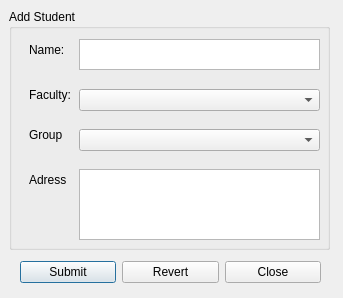
Before: the Qt Designer form addstudentdialog.ui in N45ING/CWDB, drawn with Qt 5.
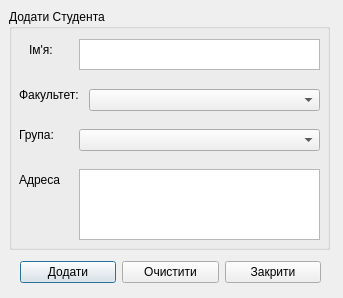
After: the same form once the commit is applied.

Diff of the .ui file:
```diff
--- a/addstudentdialog.ui
+++ b/addstudentdialog.ui
@@ -23,7 +23,7 @@
     </rect>
    </property>
    <property name="title">
-    <string>Add Student</string>
+    <string>Додати Студента</string>
    </property>
    <widget class="QTextEdit" name="nameEdit">
     <property name="geometry">
@@ -55,28 +55,28 @@
      </rect>
     </property>
     <property name="text">
-     <string>Name:</string>
+     <string>Ім'я:</string>
     </property>
    </widget>
    <widget class="QLabel" name="facultyLabel">
     <property name="geometry">
      <rect>
-      <x>20</x>
+      <x>10</x>
       <y>70</y>
-      <width>51</width>
+      <width>61</width>
       <height>31</height>
      </rect>
     </property>
     <property name="text">
-     <string>Faculty:</string>
+     <string>Факультет:</string>
     </property>
    </widget>
    <widget class="QComboBox" name="facultyEdit">
     <property name="geometry">
      <rect>
-      <x>70</x>
+      <x>80</x>
       <y>80</y>
-      <width>241</width>
+      <width>231</width>
       <height>22</height>
      </rect>
     </property>
@@ -84,14 +84,14 @@
    <widget class="QLabel" name="groupLabel">
     <property name="geometry">
      <rect>
-      <x>20</x>
+      <x>10</x>
       <y>110</y>
       <width>41</width>
       <height>31</height>
      </rect>
     </property>
     <property name="text">
-     <string>Group</string>
+     <string>Група:</string>
     </property>
    </widget>
    <widget class="QComboBox" name="groupEdit">
@@ -107,14 +107,14 @@
    <widget class="QLabel" name="adressLabel">
     <property name="geometry">
      <rect>
-      <x>20</x>
+      <x>10</x>
       <y>160</y>
       <width>41</width>
       <height>21</height>
      </rect>
     </property>
     <property name="text">
-     <string>Adress</string>
+     <string>Адреса:</string>
     </property>
    </widget>
   </widget>
@@ -131,21 +131,21 @@
     <item>
      <widget class="QPushButton" name="submitButton">
       <property name="text">
-       <string>Submit</string>
+       <string>Додати</string>
       </property>
      </widget>
     </item>
     <item>
      <widget class="QPushButton" name="revertButton">
       <property name="text">
-       <string>Revert</string>
+       <string>Очистити</string>
       </property>
      </widget>
     </item>
     <item>
      <widget class="QPushButton" name="closeButton">
       <property name="text">
-       <string>Close</string>
+       <string>Закрити</string>
       </property>
      </widget>
     </item>
```
Left out of the diff: 2 changed lines with no effect on the pictures.
